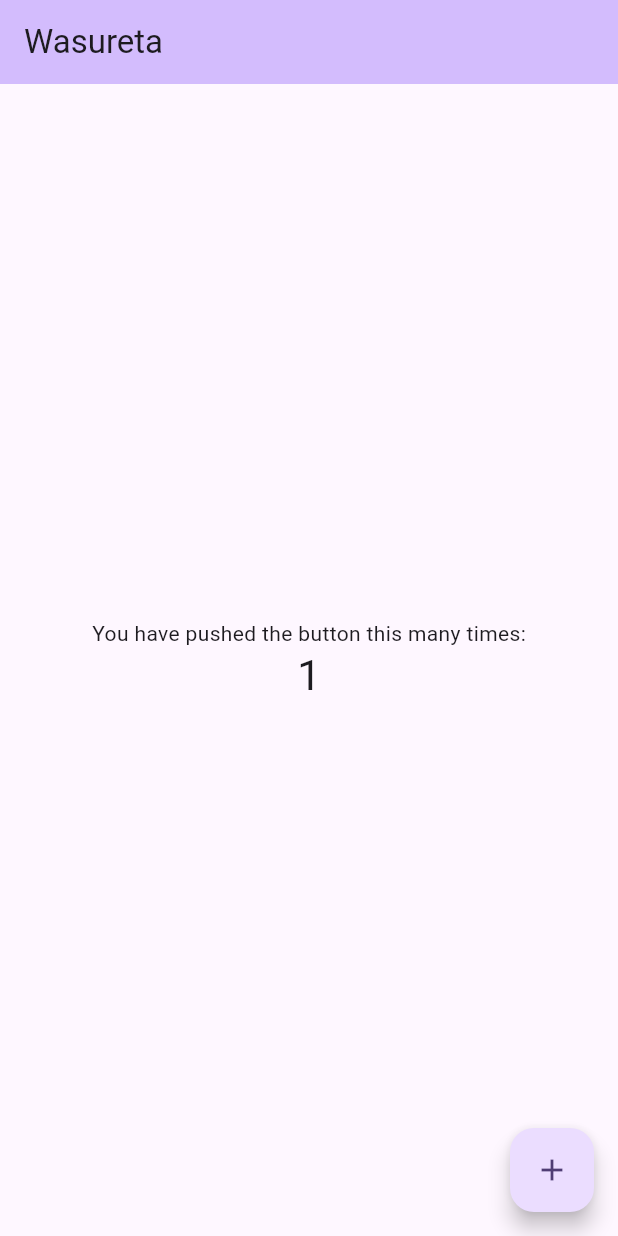
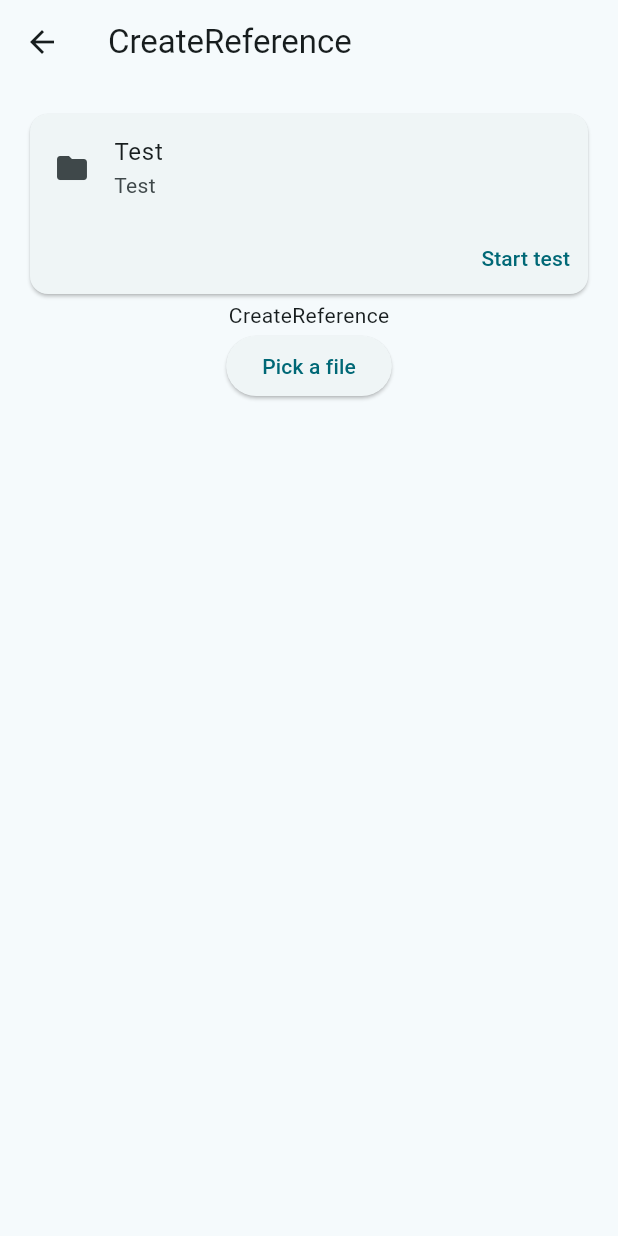
Before and after one commit to Trance-0/Wasureta, a Flutter app: the screen it shows after launch, after a tap on the "add" icon, on a phone screen of 412 x 824 dp. Run offline on Flutter 3.47's test engine with Material 3 defaults, Android fonts, the phone set to English and light mode, and no system bars; our stand-ins replace file_picker.

Commit message:
some boring test!

```diff
--- /dev/null
+++ b/frontend/wasureta/lib/components/testCard.dart
@@ -0,0 +1,38 @@
+import 'package:flutter/material.dart';
+import '../singleTest.dart';
+
+class TestCard extends StatelessWidget {
+  const TestCard({Key? key, required this.title, required this.subtitle})
+      : super(key: key);
+
+  final String title;
+  final String subtitle;
+  @override
+  Widget build(BuildContext context) {
+    return Center(
+        child: Card(
+            child: Column(
+      children: <Widget>[
+        ListTile(
+          leading: const Icon(Icons.folder),
+          title: Text(title),
+          subtitle: Text(subtitle),
+        ),
+        Row(
+          mainAxisAlignment: MainAxisAlignment.end,
+          children: <Widget>[
+            TextButton(
+              onPressed: () {
+                Navigator.push(
+                    context,
+                    MaterialPageRoute(
+                        builder: (context) => const SingleTest()));
+              },
+              child: const Text('Start test'),
+            ),
+          ],
+        )
+      ],
+    )));
+  }
+}
--- /dev/null
+++ b/frontend/wasureta/lib/createReference.dart
@@ -0,0 +1,57 @@
+import 'dart:io';
+
+import 'package:flutter/material.dart';
+import 'package:file_picker/file_picker.dart';
+import 'package:wasureta/components/testCard.dart';
+
+class CreateReference extends StatefulWidget {
+  const CreateReference({Key? key}) : super(key: key);
+
+  @override
+  State<CreateReference> createState() => _CreateReferenceState();
+}
+
+class _CreateReferenceState extends State<CreateReference> {
+  File? file;
+
+  @override
+  Widget build(BuildContext context) {
+    return Scaffold(
+      appBar: AppBar(
+        title: const Text('CreateReference'),
+        leading: IconButton(
+          icon: const Icon(Icons.arrow_back),
+          onPressed: () => Navigator.pop(context),
+        ),
+      ),
+      body: Padding(
+        padding: const EdgeInsets.all(16.0),
+        child: Column(
+          children: [
+            renderTestCard(),
+
+            const Text('CreateReference'),
+            ElevatedButton(
+              onPressed: () async {
+                FilePickerResult? result = await FilePicker.platform.pickFiles(
+                  type: FileType.any,
+                  allowMultiple: false,
+                  allowedExtensions: ['csv']
+                );
+                // The result will be null, if the user aborted the dialog
+                if(result != null) {
+                  file = File(result.files.first.path!);
+                }
+              },
+              child: const Text('Pick a file'),
+            ),
+          ],
+        ),
+      ),
+    );
+  }
+
+  Widget renderTestCard() {
+    return const TestCard(title: 'Test', subtitle: 'Test');
+  }
+}
--- a/frontend/wasureta/lib/main.dart
+++ b/frontend/wasureta/lib/main.dart
@@ -1,4 +1,7 @@
 import 'package:flutter/material.dart';
+import 'createReference.dart';
+import 'customTest.dart';
+import 'authentication.dart';
 
 void main() {
   runApp(const MyApp());
@@ -11,24 +14,9 @@
   @override
   Widget build(BuildContext context) {
     return MaterialApp(
-      title: 'Flutter Demo',
+      title: 'Wasureta',
       theme: ThemeData(
-        // This is the theme of your application.
-        //
-        // TRY THIS: Try running your application with "flutter run". You'll see
-        // the application has a purple toolbar. Then, without quitting the app,
-        // try changing the seedColor in the colorScheme below to Colors.green
-        // and then invoke "hot reload" (save your changes or press the "hot
-        // reload" button in a Flutter-supported IDE, or press "r" if you used
-        // the command line to start the app).
-        //
-        // Notice that the counter didn't reset back to zero; the application
-        // state is not lost during the reload. To reset the state, use hot
-        // restart instead.
-        //
-        // This works for code too, not just values: Most code changes can be
-        // tested with just a hot reload.
-        colorScheme: ColorScheme.fromSeed(seedColor: Colors.deepPurple),
+        colorScheme: ColorScheme.fromSeed(seedColor: Colors.cyan),
         useMaterial3: true,
       ),
       home: const MyHomePage(title: 'Wasureta'),
@@ -85,6 +73,12 @@
         // Here we take the value from the MyHomePage object that was created by
         // the App.build method, and use it to set our appbar title.
         title: Text(widget.title),
+        actions: [
+          IconButton(
+            icon: const Icon(Icons.settings),
+            onPressed: () { Navigator.push(context, MaterialPageRoute(builder: (context) => Authentication())); },
+          ),
+        ],
       ),
       body: Center(
         // Center is a layout widget. It takes a single child and positions it
@@ -112,12 +106,18 @@
               '$_counter',
               style: Theme.of(context).textTheme.headlineMedium,
             ),
+            TextButton(
+              onPressed: () {
+                Navigator.push(context, MaterialPageRoute(builder: (context) => CustomTest(title: 'CustomTest')));
+              },
+              child: const Text('CustomTest'),
+            ),
           ],
         ),
       ),
       floatingActionButton: FloatingActionButton(
-        onPressed: _incrementCounter,
-        tooltip: 'Increment',
+        onPressed: () { Navigator.push(context, MaterialPageRoute(builder: (context) => CreateReference())); },
+        tooltip: 'Create new test',
         child: const Icon(Icons.add),
       ), // This trailing comma makes auto-formatting nicer for build methods.
     );
--- a/frontend/wasureta/pubspec.yaml
+++ b/frontend/wasureta/pubspec.yaml
@@ -35,6 +35,7 @@ dependencies:
   # The following adds the Cupertino Icons font to your application.
   # Use with the CupertinoIcons class for iOS style icons.
   cupertino_icons: ^1.0.6
+  file_picker: ^8.1.3
 
 dev_dependencies:
   flutter_test:
```
Also changed, not shown: frontend/wasureta/lib/authentication.dart (added, +49 -0 lines), frontend/wasureta/lib/customTest.dart (added, +28 -0 lines), frontend/wasureta/lib/singleTest.dart (added, +26 -0 lines), frontend/wasureta/pubspec.lock, 3 other files.
